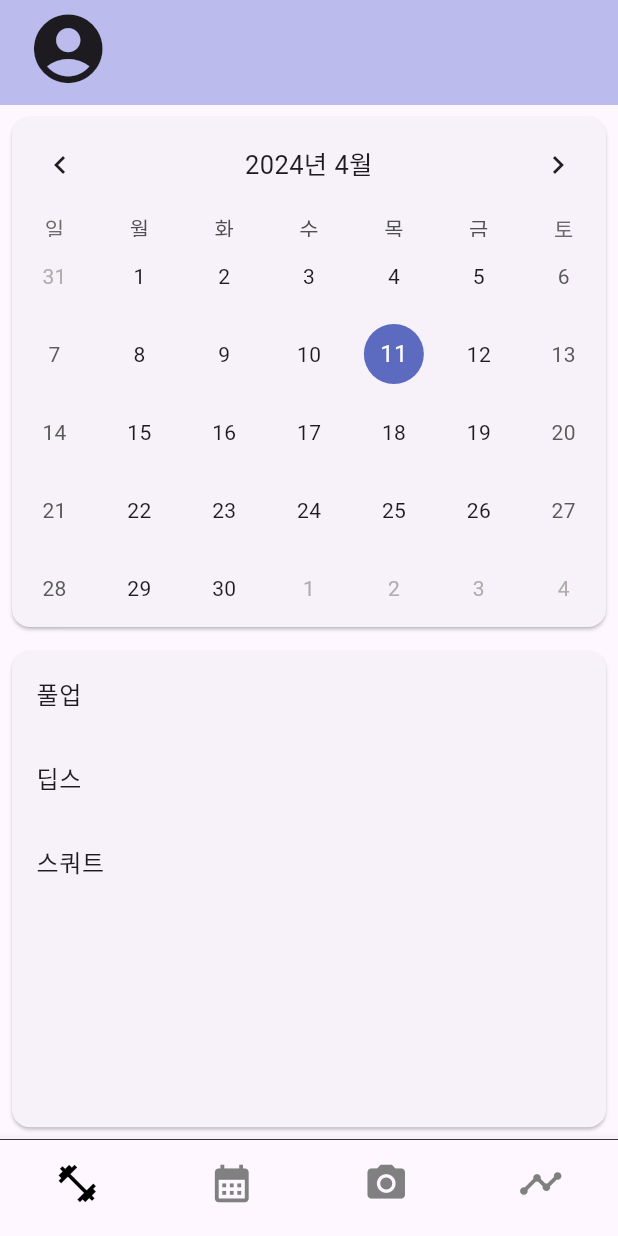
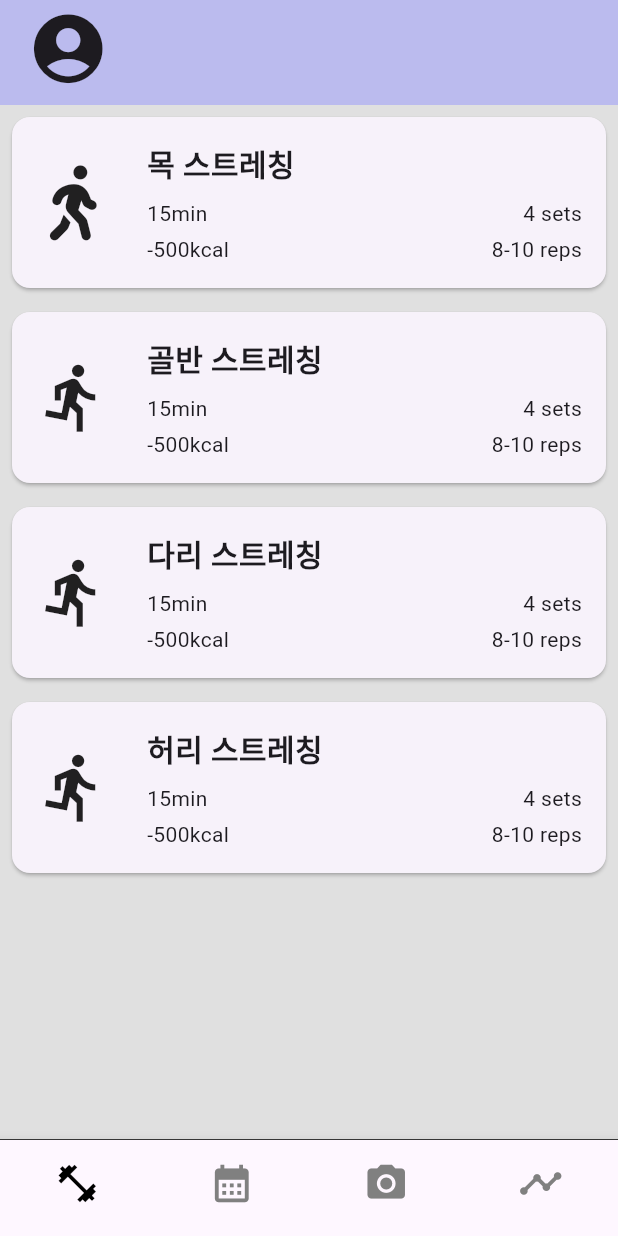
Before and after one commit to 2024-Match-up/matchup, a Flutter app: the BottomNavBar screen opened directly, on a phone screen of 412 x 824 dp. Run offline on Flutter 3.47's test engine with Material 3 defaults, Android fonts, the phone set to English and light mode, and no system bars; drawn by our look-alikes of table_calendar; our stand-ins replace camera, fl_chart, font_awesome_flutter.

Commit message:
FE/feat : 운동 선택 스크린 퍼블리싱

```diff
--- a/frontend/lib/screens/bottom_navigation_bar.dart
+++ b/frontend/lib/screens/bottom_navigation_bar.dart
@@ -17,7 +17,7 @@ class _BottomNavBarState extends State<BottomNavBar> {
 
   // 각 탭의 위젯을 저장할 리스트를 생성합니다.
   final List<Widget> _widgetOptions = [
-    // ExerciseScreen(),  // 운동 페이지
+    ExerciseScreen(),  // 운동 페이지
     CalendarScreen(),  // 달력 페이지
     CameraScreen(),    // 카메라 페이지
     RecordScreen(),    // 측정기록 페이지
--- a/frontend/lib/screens/exercise/exercise_screen.dart
+++ b/frontend/lib/screens/exercise/exercise_screen.dart
@@ -1,6 +1,111 @@
-// import 'package:flutter/material.dart';
-// import 'package:flutter/services.dart';
+import 'package:flutter/material.dart';
+import 'package:font_awesome_flutter/font_awesome_flutter.dart';
 
-// class ExerciseScreen extends StatefulElement{
+class ExerciseScreen extends StatelessWidget {
+  @override
+  Widget build(BuildContext context) {
+    return ListView(
+      children: <Widget>[
+        ExerciseCard(
+          title: '목 스트레칭',
+          duration: '15min',
+          calories: '-500kcal',
+          sets: '4 sets',
+          reps: '8-10 reps',
+          icon: FontAwesomeIcons.personWalking,
+        ),
+        ExerciseCard(
+          title: '골반 스트레칭',
+          duration: '15min',
+          calories: '-500kcal',
+          sets: '4 sets',
+          reps: '8-10 reps',
+          icon: Icons.directions_run,
+        ),
+        ExerciseCard(
+          title: '다리 스트레칭',
+          duration: '15min',
+          calories: '-500kcal',
+          sets: '4 sets',
+          reps: '8-10 reps',
+          icon: Icons.directions_run,
+        ),
+        ExerciseCard(
+          title: '허리 스트레칭',
+          duration: '15min',
+          calories: '-500kcal',
+          sets: '4 sets',
+          reps: '8-10 reps',
+          icon: Icons.directions_run,
+        ),
+      ],
+    );
+  }
+}
 
-// }
+class ExerciseCard extends StatelessWidget {
+  final String title;
+  final String duration;
+  final String calories;
+  final String sets;
+  final String reps;
+  final IconData icon;
+
+  const ExerciseCard({
+    Key? key,
+    required this.title,
+    required this.duration,
+    required this.calories,
+    required this.sets,
+    required this.reps,
+    required this.icon,
+  }) : super(key: key);
+
+  @override
+  Widget build(BuildContext context) {
+    return Card(
+      margin: EdgeInsets.all(8.0),
+      child: Padding(
+        padding: EdgeInsets.all(16.0),
+        child: Row(
+          mainAxisAlignment: MainAxisAlignment.start,
+          crossAxisAlignment: CrossAxisAlignment.center,
+          children: <Widget>[
+            Icon(icon, size: 50), // Display the icon
+            SizedBox(width: 24), // Add space between the icon and the text
+            Expanded(
+              child: Column(
+                crossAxisAlignment: CrossAxisAlignment.start,
+                children: <Widget>[
+                  Text(
+                    title,
+                    style: TextStyle(
+                      fontSize: 20,
+                      fontWeight: FontWeight.bold,
+                    ),
+                  ),
+                  SizedBox(height: 8),
+                  Row(
+                    mainAxisAlignment: MainAxisAlignment.spaceBetween,
+                    children: <Widget>[
+                      Text(duration),
+                      Text(sets),
+                    ],
+                  ),
+                  SizedBox(height: 4),
+                  Row(
+                    mainAxisAlignment: MainAxisAlignment.spaceBetween,
+                    children: <Widget>[
+                      Text(calories),
+                      Text(reps),
+                    ],
+                  ),
+                ],
+              ),
+            ),
+          ],
+        ),
+      ),
+    );
+  }
+}
--- a/frontend/pubspec.yaml
+++ b/frontend/pubspec.yaml
@@ -35,6 +35,7 @@ dependencies:
   path_provider: ^2.1.2
   path: ^1.7.0
   fl_chart: ^0.67.0
+  font_awesome_flutter: ^10.7.0
 
 
   # The following adds the Cupertino Icons font to your application.
```
